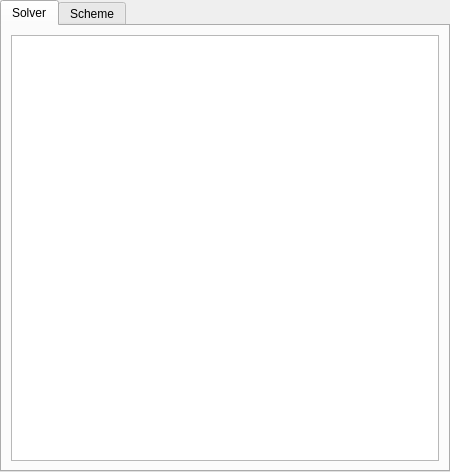
Qt form gui/Pages/NumericalParamEquationForm.ui (code-saturne/code_saturne) before a commit.
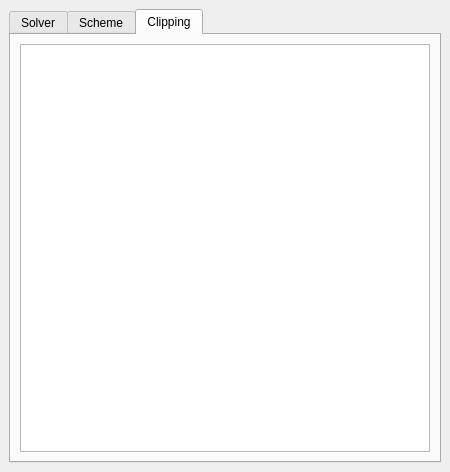
The same form after that commit. The open tabs and pages were chosen to show the change.

The edit to the form file:
```diff
--- a/gui/Pages/NumericalParamEquationForm.ui
+++ b/gui/Pages/NumericalParamEquationForm.ui
@@ -13,17 +13,11 @@
    <string>Form</string>
   </property>
   <layout class="QGridLayout" >
-   <property name="leftMargin" >
-    <number>0</number>
+   <property name="margin" >
+    <number>9</number>
    </property>
-   <property name="topMargin" >
-    <number>0</number>
-   </property>
-   <property name="rightMargin" >
-    <number>0</number>
-   </property>
-   <property name="bottomMargin" >
-    <number>0</number>
+   <property name="spacing" >
+    <number>6</number>
    </property>
    <item row="0" column="0" >
     <widget class="QTabWidget" name="tabWidgetScheme" >
@@ -48,6 +42,12 @@
        <string>Solver</string>
       </attribute>
       <layout class="QGridLayout" >
+       <property name="margin" >
+        <number>9</number>
+       </property>
+       <property name="spacing" >
+        <number>6</number>
+       </property>
        <item row="0" column="0" >
         <widget class="QTableView" name="tableViewSolver" >
          <property name="minimumSize" >
@@ -77,6 +77,29 @@
        </item>
       </layout>
      </widget>
+     <widget class="QWidget" name="tab_3" >
+      <attribute name="title" >
+       <string>Clipping</string>
+      </attribute>
+      <layout class="QGridLayout" >
+       <property name="margin" >
+        <number>9</number>
+       </property>
+       <property name="spacing" >
+        <number>6</number>
+       </property>
+       <item row="0" column="0" >
+        <widget class="QTableView" name="tableViewClipping" >
+         <property name="minimumSize" >
+          <size>
+           <width>400</width>
+           <height>0</height>
+          </size>
+         </property>
+        </widget>
+       </item>
+      </layout>
+     </widget>
     </widget>
    </item>
   </layout>
```
Left out of the diff: 6 changed lines with no effect on the pictures.
